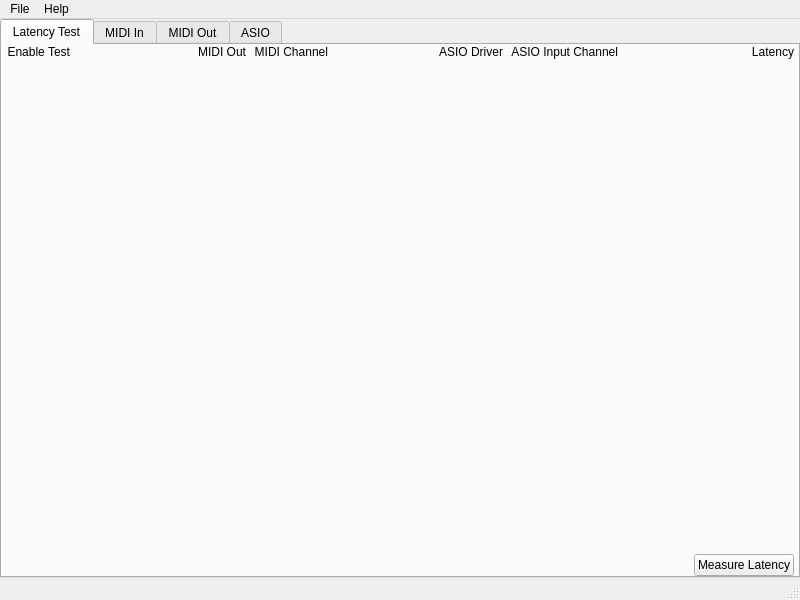
Qt form latencytest/ui/ltmainwindowui.ui (lancegilbert/LatencyTest) before a commit.
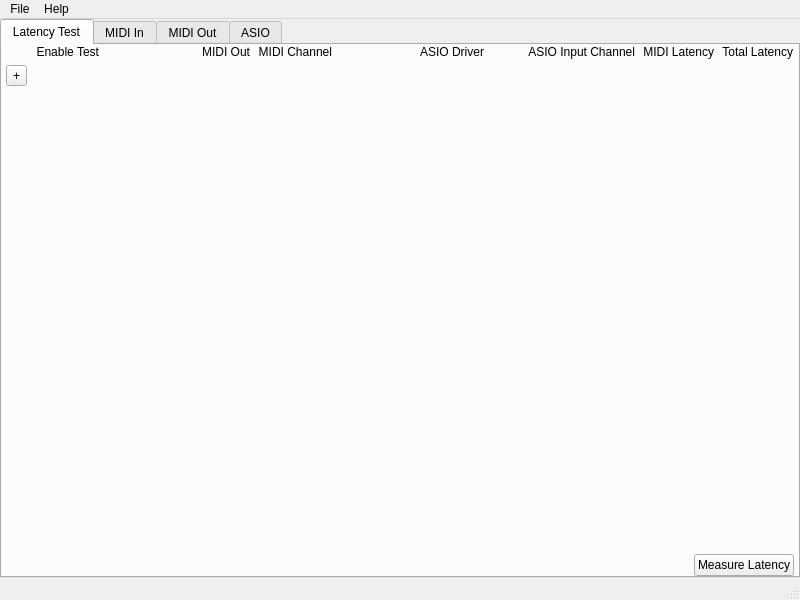
The same form after that commit.

Commit message: big batch of fixes and improvements... tool is finally starting to become useful!

```diff
--- a/latencytest/ui/ltmainwindowui.ui
+++ b/latencytest/ui/ltmainwindowui.ui
@@ -66,7 +66,71 @@
           <property name="verticalSpacing">
            <number>6</number>
           </property>
-          <item row="1" column="4">
+          <item row="0" column="2">
+           <widget class="QLabel" name="label">
+            <property name="sizePolicy">
+             <sizepolicy hsizetype="MinimumExpanding" vsizetype="Minimum">
+              <horstretch>0</horstretch>
+              <verstretch>0</verstretch>
+             </sizepolicy>
+            </property>
+            <property name="text">
+             <string>MIDI Out</string>
+            </property>
+            <property name="alignment">
+             <set>Qt::AlignRight|Qt::AlignTrailing|Qt::AlignVCenter</set>
+            </property>
+           </widget>
+          </item>
+          <item row="0" column="5">
+           <widget class="QLabel" name="label_4">
+            <property name="sizePolicy">
+             <sizepolicy hsizetype="MinimumExpanding" vsizetype="Minimum">
+              <horstretch>0</horstretch>
+              <verstretch>0</verstretch>
+             </sizepolicy>
+            </property>
+            <property name="text">
+             <string>ASIO Input Channel</string>
+            </property>
+            <property name="alignment">
+             <set>Qt::AlignRight|Qt::AlignTrailing|Qt::AlignVCenter</set>
+            </property>
+           </widget>
+          </item>
+          <item row="0" column="1">
+           <widget class="QLabel" name="label_6">
+            <property name="sizePolicy">
+             <sizepolicy hsizetype="Minimum" vsizetype="Minimum">
+              <horstretch>0</horstretch>
+              <verstretch>0</verstretch>
+             </sizepolicy>
+            </property>
+            <property name="text">
+             <string>Enable Test</string>
+            </property>
+            <property name="alignment">
+             <set>Qt::AlignRight|Qt::AlignTrailing|Qt::AlignVCenter</set>
+            </property>
+           </widget>
+          </item>
+          <item row="0" column="3">
+           <widget class="QLabel" name="label_3">
+            <property name="sizePolicy">
+             <sizepolicy hsizetype="Minimum" vsizetype="Minimum">
+              <horstretch>0</horstretch>
+              <verstretch>0</verstretch>
+             </sizepolicy>
+            </property>
+            <property name="text">
+             <string>MIDI Channel</string>
+            </property>
+            <property name="alignment">
+             <set>Qt::AlignRight|Qt::AlignTrailing|Qt::AlignVCenter</set>
+            </property>
+           </widget>
+          </item>
+          <item row="2" column="8">
            <spacer name="latencyTestVertSpacer">
             <property name="orientation">
              <enum>Qt::Vertical</enum>
@@ -82,8 +146,8 @@
             </property>
            </spacer>
           </item>
-          <item row="0" column="2">
-           <widget class="QLabel" name="label_3">
+          <item row="1" column="0">
+           <widget class="QToolButton" name="addButton">
             <property name="sizePolicy">
              <sizepolicy hsizetype="Minimum" vsizetype="Minimum">
               <horstretch>0</horstretch>
@@ -91,78 +155,11 @@
              </sizepolicy>
             </property>
             <property name="text">
-             <string>MIDI Channel</string>
-            </property>
-            <property name="alignment">
-             <set>Qt::AlignRight|Qt::AlignTrailing|Qt::AlignVCenter</set>
-            </property>
-           </widget>
-          </item>
-          <item row="0" column="6">
-           <widget class="QLabel" name="label_5">
-            <property name="sizePolicy">
-             <sizepolicy hsizetype="MinimumExpanding" vsizetype="Minimum">
-              <horstretch>0</horstretch>
-              <verstretch>0</verstretch>
-             </sizepolicy>
-            </property>
-            <property name="text">
-             <string>Latency</string>
-            </property>
-            <property name="alignment">
-             <set>Qt::AlignRight|Qt::AlignTrailing|Qt::AlignVCenter</set>
-            </property>
-           </widget>
-          </item>
-          <item row="0" column="0">
-           <widget class="QLabel" name="label_6">
-            <property name="sizePolicy">
-             <sizepolicy hsizetype="Minimum" vsizetype="Minimum">
-              <horstretch>0</horstretch>
-              <verstretch>0</verstretch>
-             </sizepolicy>
-            </property>
-            <property name="text">
-             <string>Enable Test</string>
-            </property>
-            <property name="alignment">
-             <set>Qt::AlignRight|Qt::AlignTrailing|Qt::AlignVCenter</set>
+             <string>+</string>
             </property>
            </widget>
           </item>
           <item row="0" column="4">
-           <widget class="QLabel" name="label_4">
-            <property name="sizePolicy">
-             <sizepolicy hsizetype="Minimum" vsizetype="Minimum">
-              <horstretch>0</horstretch>
-              <verstretch>0</verstretch>
-             </sizepolicy>
-            </property>
-            <property name="text">
-             <string>ASIO Input Channel</string>
-            </property>
-            <property name="alignment">
-             <set>Qt::AlignRight|Qt::AlignTrailing|Qt::AlignVCenter</set>
-            </property>
-           </widget>
-          </item>
-          <item row="0" column="1">
-           <widget class="QLabel" name="label">
-            <property name="sizePolicy">
-             <sizepolicy hsizetype="MinimumExpanding" vsizetype="Minimum">
-              <horstretch>0</horstretch>
-              <verstretch>0</verstretch>
-             </sizepolicy>
-            </property>
-            <property name="text">
-             <string>MIDI Out</string>
-            </property>
-            <property name="alignment">
-             <set>Qt::AlignRight|Qt::AlignTrailing|Qt::AlignVCenter</set>
-            </property>
-           </widget>
-          </item>
-          <item row="0" column="3">
            <widget class="QLabel" name="label_2">
             <property name="sizePolicy">
              <sizepolicy hsizetype="MinimumExpanding" vsizetype="Minimum">
@@ -178,6 +175,38 @@
             </property>
            </widget>
           </item>
+          <item row="0" column="6">
+           <widget class="QLabel" name="label_5">
+            <property name="sizePolicy">
+             <sizepolicy hsizetype="Minimum" vsizetype="Minimum">
+              <horstretch>0</horstretch>
+              <verstretch>0</verstretch>
+             </sizepolicy>
+            </property>
+            <property name="text">
+             <string>MIDI Latency</string>
+            </property>
+            <property name="alignment">
+             <set>Qt::AlignRight|Qt::AlignTrailing|Qt::AlignVCenter</set>
+            </property>
+           </widget>
+          </item>
+          <item row="0" column="7">
+           <widget class="QLabel" name="label_7">
+            <property name="sizePolicy">
+             <sizepolicy hsizetype="Minimum" vsizetype="Minimum">
+              <horstretch>0</horstretch>
+              <verstretch>0</verstretch>
+             </sizepolicy>
+            </property>
+            <property name="text">
+             <string>Total Latency</string>
+            </property>
+            <property name="alignment">
+             <set>Qt::AlignRight|Qt::AlignTrailing|Qt::AlignVCenter</set>
+            </property>
+           </widget>
+          </item>
          </layout>
         </item>
         <item>
```
Left out of the diff: 2 changed lines with no effect on the pictures. The commit also changes 4 other files.
